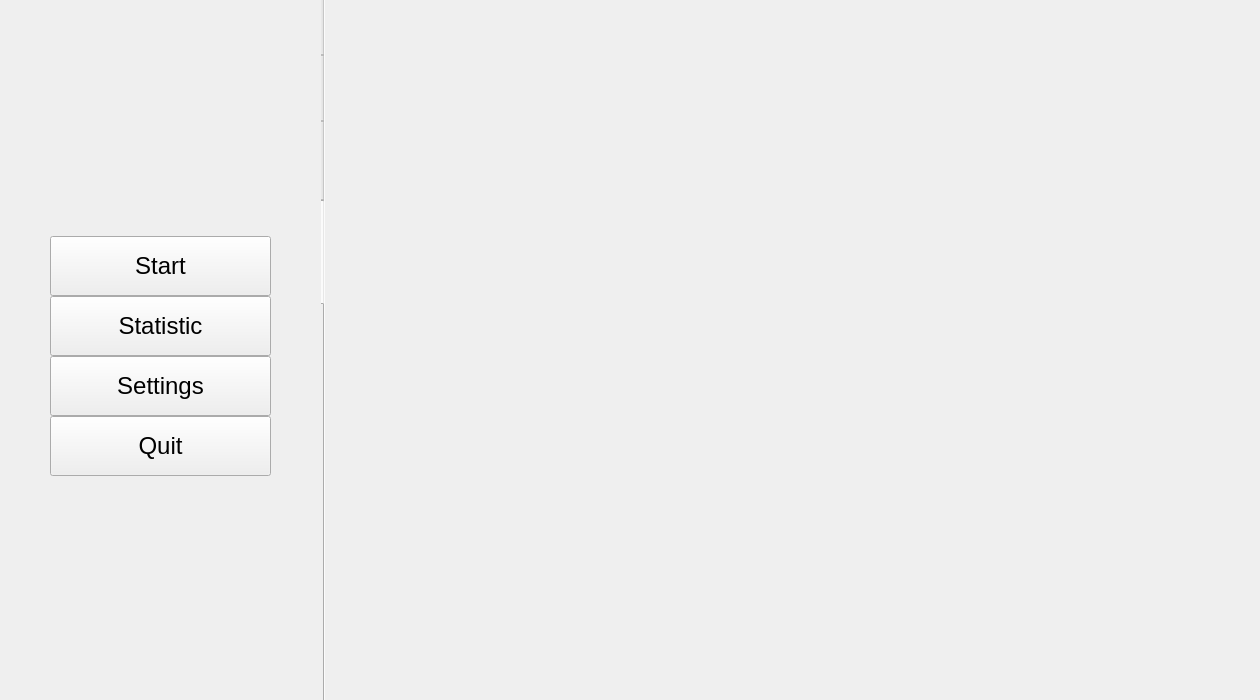
Above: redSQR.ui from SpectralJager/redSQR before the change. Below: the same form after it.
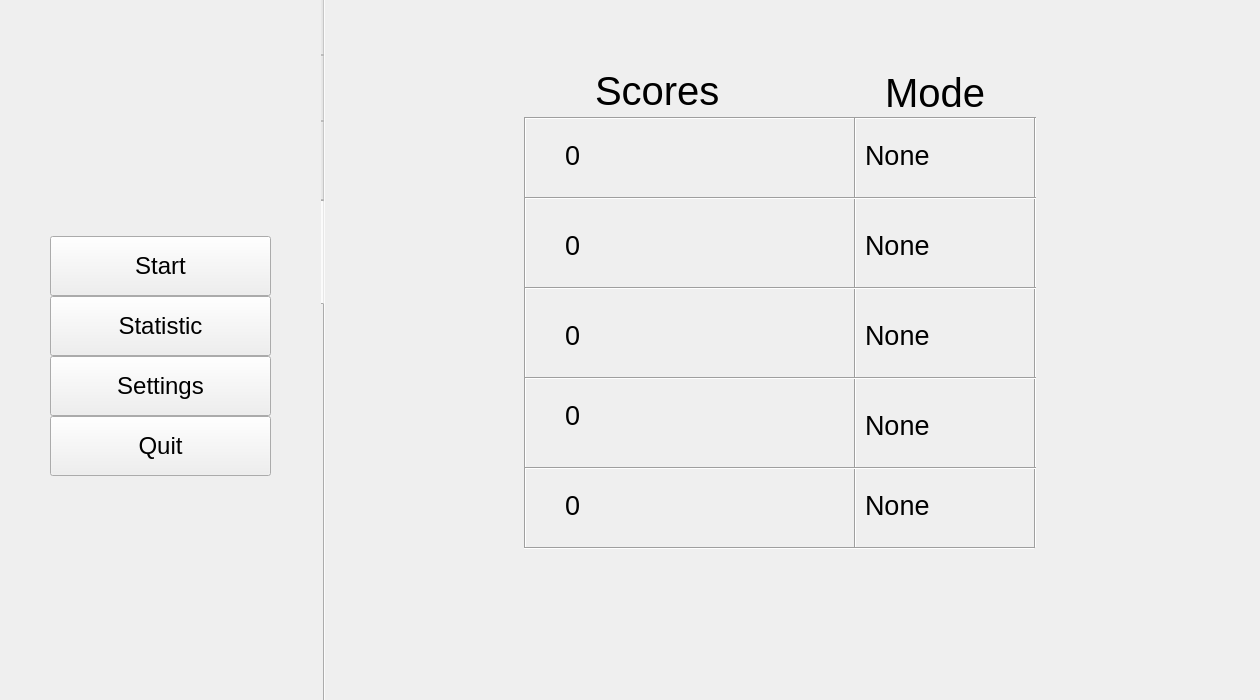
That is the form after the change. The open tabs and pages were chosen to show the change.

What changed in the file:
```diff
--- a/redSQR.ui
+++ b/redSQR.ui
@@ -24,8 +24,8 @@
   </property>
   <property name="maximumSize">
    <size>
-    <width>1280</width>
-    <height>720</height>
+    <width>1260</width>
+    <height>700</height>
    </size>
   </property>
   <property name="windowTitle">
@@ -3470,6 +3470,345 @@
        <string/>
       </property>
      </widget>
+     <widget class="Line" name="line">
+      <property name="geometry">
+       <rect>
+        <x>200</x>
+        <y>120</y>
+        <width>511</width>
+        <height>16</height>
+       </rect>
+      </property>
+      <property name="orientation">
+       <enum>Qt::Horizontal</enum>
+      </property>
+     </widget>
+     <widget class="Line" name="line_2">
+      <property name="geometry">
+       <rect>
+        <x>190</x>
+        <y>127</y>
+        <width>20</width>
+        <height>431</height>
+       </rect>
+      </property>
+      <property name="orientation">
+       <enum>Qt::Vertical</enum>
+      </property>
+     </widget>
+     <widget class="Line" name="line_3">
+      <property name="geometry">
+       <rect>
+        <x>700</x>
+        <y>127</y>
+        <width>20</width>
+        <height>431</height>
+       </rect>
+      </property>
+      <property name="orientation">
+       <enum>Qt::Vertical</enum>
+      </property>
+     </widget>
+     <widget class="Line" name="line_4">
+      <property name="geometry">
+       <rect>
+        <x>199</x>
+        <y>550</y>
+        <width>511</width>
+        <height>16</height>
+       </rect>
+      </property>
+      <property name="orientation">
+       <enum>Qt::Horizontal</enum>
+      </property>
+     </widget>
+     <widget class="Line" name="line_5">
+      <property name="geometry">
+       <rect>
+        <x>520</x>
+        <y>127</y>
+        <width>20</width>
+        <height>431</height>
+       </rect>
+      </property>
+      <property name="orientation">
+       <enum>Qt::Vertical</enum>
+      </property>
+     </widget>
+     <widget class="QLabel" name="Scoreslabel">
+      <property name="geometry">
+       <rect>
+        <x>270</x>
+        <y>80</y>
+        <width>161</width>
+        <height>41</height>
+       </rect>
+      </property>
+      <property name="font">
+       <font>
+        <pointsize>30</pointsize>
+       </font>
+      </property>
+      <property name="text">
+       <string>Scores</string>
+      </property>
+     </widget>
+     <widget class="QLabel" name="Modeslabel">
+      <property name="geometry">
+       <rect>
+        <x>560</x>
+        <y>82</y>
+        <width>121</width>
+        <height>41</height>
+       </rect>
+      </property>
+      <property name="font">
+       <font>
+        <pointsize>30</pointsize>
+       </font>
+      </property>
+      <property name="text">
+       <string>Mode</string>
+      </property>
+     </widget>
+     <widget class="Line" name="line_6">
+      <property name="geometry">
+       <rect>
+        <x>200</x>
+        <y>200</y>
+        <width>511</width>
+        <height>16</height>
+       </rect>
+      </property>
+      <property name="orientation">
+       <enum>Qt::Horizontal</enum>
+      </property>
+     </widget>
+     <widget class="Line" name="line_7">
+      <property name="geometry">
+       <rect>
+        <x>200</x>
+        <y>380</y>
+        <width>511</width>
+        <height>16</height>
+       </rect>
+      </property>
+      <property name="orientation">
+       <enum>Qt::Horizontal</enum>
+      </property>
+     </widget>
+     <widget class="Line" name="line_8">
+      <property name="geometry">
+       <rect>
+        <x>200</x>
+        <y>470</y>
+        <width>511</width>
+        <height>16</height>
+       </rect>
+      </property>
+      <property name="orientation">
+       <enum>Qt::Horizontal</enum>
+      </property>
+     </widget>
+     <widget class="Line" name="line_9">
+      <property name="geometry">
+       <rect>
+        <x>200</x>
+        <y>290</y>
+        <width>511</width>
+        <height>16</height>
+       </rect>
+      </property>
+      <property name="orientation">
+       <enum>Qt::Horizontal</enum>
+      </property>
+     </widget>
+     <widget class="QLabel" name="score1">
+      <property name="geometry">
+       <rect>
+        <x>240</x>
+        <y>130</y>
+        <width>291</width>
+        <height>71</height>
+       </rect>
+      </property>
+      <property name="font">
+       <font>
+        <pointsize>20</pointsize>
+       </font>
+      </property>
+      <property name="layoutDirection">
+       <enum>Qt::LeftToRight</enum>
+      </property>
+      <property name="text">
+       <string>0</string>
+      </property>
+      <property name="textFormat">
+       <enum>Qt::AutoText</enum>
+      </property>
+     </widget>
+     <widget class="QLabel" name="score2">
+      <property name="geometry">
+       <rect>
+        <x>240</x>
+        <y>220</y>
+        <width>291</width>
+        <height>71</height>
+       </rect>
+      </property>
+      <property name="font">
+       <font>
+        <pointsize>20</pointsize>
+       </font>
+      </property>
+      <property name="text">
+       <string>0</string>
+      </property>
+     </widget>
+     <widget class="QLabel" name="score3">
+      <property name="geometry">
+       <rect>
+        <x>240</x>
+        <y>310</y>
+        <width>291</width>
+        <height>71</height>
+       </rect>
+      </property>
+      <property name="font">
+       <font>
+        <pointsize>20</pointsize>
+       </font>
+      </property>
+      <property name="text">
+       <string>0</string>
+      </property>
+     </widget>
+     <widget class="QLabel" name="score4">
+      <property name="geometry">
+       <rect>
+        <x>240</x>
+        <y>390</y>
+        <width>291</width>
+        <height>71</height>
+       </rect>
+      </property>
+      <property name="font">
+       <font>
+        <pointsize>20</pointsize>
+       </font>
+      </property>
+      <property name="text">
+       <string>0</string>
+      </property>
+     </widget>
+     <widget class="QLabel" name="score5">
+      <property name="geometry">
+       <rect>
+        <x>240</x>
+        <y>480</y>
+        <width>291</width>
+        <height>71</height>
+       </rect>
+      </property>
+      <property name="font">
+       <font>
+        <pointsize>20</pointsize>
+       </font>
+      </property>
+      <property name="text">
+       <string>0</string>
+      </property>
+     </widget>
+     <widget class="QLabel" name="mode1">
+      <property name="geometry">
+       <rect>
+        <x>540</x>
+        <y>140</y>
+        <width>151</width>
+        <height>51</height>
+       </rect>
+      </property>
+      <property name="font">
+       <font>
+        <pointsize>20</pointsize>
+       </font>
+      </property>
+      <property name="text">
+       <string>None</string>
+      </property>
+     </widget>
+     <widget class="QLabel" name="mode2">
+      <property name="geometry">
+       <rect>
+        <x>540</x>
+        <y>230</y>
+        <width>151</width>
+        <height>51</height>
+       </rect>
+      </property>
+      <property name="font">
+       <font>
+        <pointsize>20</pointsize>
+       </font>
+      </property>
+      <property name="text">
+       <string>None</string>
+      </property>
+     </widget>
+     <widget class="QLabel" name="mode3">
+      <property name="geometry">
+       <rect>
+        <x>540</x>
+        <y>320</y>
+        <width>151</width>
+        <height>51</height>
+       </rect>
+      </property>
+      <property name="font">
+       <font>
+        <pointsize>20</pointsize>
+       </font>
+      </property>
+      <property name="text">
+       <string>None</string>
+      </property>
+     </widget>
+     <widget class="QLabel" name="mode4">
+      <property name="geometry">
+       <rect>
+        <x>540</x>
+        <y>410</y>
+        <width>151</width>
+        <height>51</height>
+       </rect>
+      </property>
+      <property name="font">
+       <font>
+        <pointsize>20</pointsize>
+       </font>
+      </property>
+      <property name="text">
+       <string>None</string>
+      </property>
+     </widget>
+     <widget class="QLabel" name="mode5">
+      <property name="geometry">
+       <rect>
+        <x>540</x>
+        <y>490</y>
+        <width>151</width>
+        <height>51</height>
+       </rect>
+      </property>
+      <property name="font">
+       <font>
+        <pointsize>20</pointsize>
+       </font>
+      </property>
+      <property name="text">
+       <string>None</string>
+      </property>
+     </widget>
     </widget>
    </widget>
    <zorder>tabWidget</zorder>
```
Left out of the diff: 145 changed lines with no effect on the pictures.
